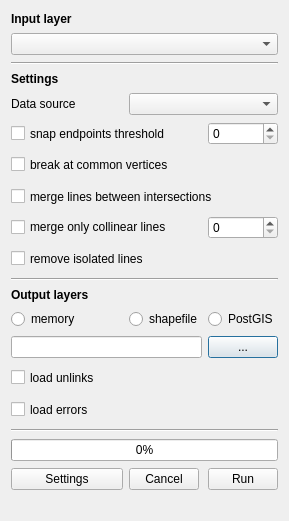
Qt form road_network_cleaner_dialog_base.ui (spacesyntax/Rcl-topology-cleaner) before a commit.
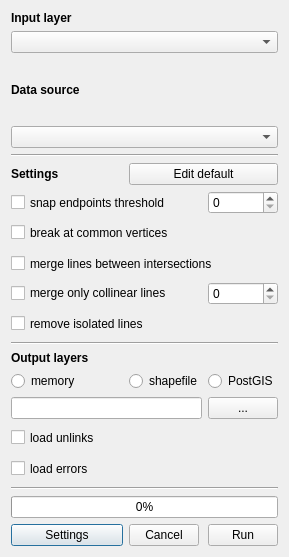
The same form after that commit.

```diff
--- a/road_network_cleaner_dialog_base.ui
+++ b/road_network_cleaner_dialog_base.ui
@@ -7,7 +7,7 @@
     <x>0</x>
     <y>0</y>
     <width>289</width>
-    <height>521</height>
+    <height>557</height>
    </rect>
   </property>
   <property name="minimumSize">
@@ -25,14 +25,8 @@
      <property name="sizeConstraint">
       <enum>QLayout::SetMinimumSize</enum>
      </property>
-     <item row="17" column="0" colspan="3">
-      <widget class="QLabel" name="label_4">
-       <property name="sizePolicy">
-        <sizepolicy hsizetype="MinimumExpanding" vsizetype="Fixed">
-         <horstretch>0</horstretch>
-         <verstretch>0</verstretch>
-        </sizepolicy>
-       </property>
+     <item row="2" column="0" colspan="2">
+      <widget class="QLabel" name="label_5">
        <property name="font">
         <font>
          <weight>75</weight>
@@ -40,90 +34,186 @@
         </font>
        </property>
        <property name="text">
-        <string>Output layers</string>
+        <string>Data source</string>
        </property>
       </widget>
      </item>
-     <item row="18" column="2">
-      <widget class="QRadioButton" name="postgisRadioButton">
+     <item row="38" column="0">
+      <widget class="QPushButton" name="settingsButton">
        <property name="text">
-        <string>PostGIS</string>
+        <string>Settings</string>
        </property>
       </widget>
      </item>
-     <item row="18" column="0">
-      <widget class="QRadioButton" name="memoryRadioButton">
-       <property name="text">
-        <string>memory</string>
-       </property>
-      </widget>
-     </item>
-     <item row="3" column="0" colspan="3">
-      <widget class="Line" name="line_3">
-       <property name="orientation">
-        <enum>Qt::Horizontal</enum>
-       </property>
-      </widget>
-     </item>
-     <item row="1" column="0" colspan="3">
-      <widget class="QComboBox" name="inputCombo">
+     <item row="38" column="1">
+      <widget class="QPushButton" name="cancelButton">
        <property name="sizePolicy">
-        <sizepolicy hsizetype="MinimumExpanding" vsizetype="Fixed">
+        <sizepolicy hsizetype="Fixed" vsizetype="Fixed">
          <horstretch>0</horstretch>
          <verstretch>0</verstretch>
         </sizepolicy>
        </property>
-      </widget>
-     </item>
-     <item row="30" column="0" colspan="3">
-      <widget class="Line" name="line_2">
-       <property name="orientation">
-        <enum>Qt::Horizontal</enum>
+       <property name="maximumSize">
+        <size>
+         <width>70</width>
+         <height>16777215</height>
+        </size>
        </property>
+       <property name="text">
+        <string>Cancel</string>
+       </property>
       </widget>
      </item>
-     <item row="25" column="0" colspan="2">
-      <widget class="QLineEdit" name="outputCleaned">
-       <property name="enabled">
-        <bool>true</bool>
-       </property>
+     <item row="12" column="0" colspan="2">
+      <widget class="QCheckBox" name="snapCheckBox">
        <property name="sizePolicy">
         <sizepolicy hsizetype="Minimum" vsizetype="Fixed">
          <horstretch>0</horstretch>
          <verstretch>0</verstretch>
         </sizepolicy>
        </property>
+       <property name="maximumSize">
+        <size>
+         <width>16777215</width>
+         <height>25</height>
+        </size>
+       </property>
+       <property name="text">
+        <string>snap endpoints threshold</string>
+       </property>
       </widget>
      </item>
-     <item row="32" column="0" colspan="3">
-      <widget class="QProgressBar" name="cleaningProgress">
+     <item row="12" column="2">
+      <widget class="QSpinBox" name="snapSpinBox">
+       <property name="maximumSize">
+        <size>
+         <width>70</width>
+         <height>16777215</height>
+        </size>
+       </property>
+      </widget>
+     </item>
+     <item row="16" column="2">
+      <widget class="QLabel" name="label_3">
+       <property name="text">
+        <string/>
+       </property>
+      </widget>
+     </item>
+     <item row="13" column="0" colspan="2">
+      <widget class="QCheckBox" name="breakCheckBox">
        <property name="sizePolicy">
-        <sizepolicy hsizetype="MinimumExpanding" vsizetype="Fixed">
+        <sizepolicy hsizetype="Minimum" vsizetype="Preferred">
          <horstretch>0</horstretch>
          <verstretch>0</verstretch>
         </sizepolicy>
        </property>
-       <property name="value">
-        <number>0</number>
+       <property name="minimumSize">
+        <size>
+         <width>0</width>
+         <height>25</height>
+        </size>
+       </property>
+       <property name="maximumSize">
+        <size>
+         <width>16777215</width>
+         <height>25</height>
+        </size>
+       </property>
+       <property name="text">
+        <string>break at common vertices</string>
+       </property>
+      </widget>
+     </item>
+     <item row="13" column="2">
+      <widget class="QLabel" name="label_7">
+       <property name="text">
+        <string/>
+       </property>
+      </widget>
+     </item>
+     <item row="16" column="0" colspan="2">
+      <widget class="QCheckBox" name="orphansCheckBox">
+       <property name="minimumSize">
+        <size>
+         <width>0</width>
+         <height>25</height>
+        </size>
+       </property>
+       <property name="maximumSize">
+        <size>
+         <width>16777215</width>
+         <height>25</height>
+        </size>
+       </property>
+       <property name="text">
+        <string>remove isolated lines</string>
        </property>
       </widget>
      </item>
      <item row="14" column="0" colspan="3">
-      <widget class="Line" name="line">
-       <property name="orientation">
-        <enum>Qt::Horizontal</enum>
+      <widget class="QCheckBox" name="mergeCheckBox">
+       <property name="minimumSize">
+        <size>
+         <width>0</width>
+         <height>25</height>
+        </size>
        </property>
+       <property name="maximumSize">
+        <size>
+         <width>16777215</width>
+         <height>25</height>
+        </size>
+       </property>
+       <property name="text">
+        <string>merge lines between intersections</string>
+       </property>
       </widget>
      </item>
-     <item row="18" column="1">
-      <widget class="QRadioButton" name="shpRadioButton">
+     <item row="15" column="2">
+      <widget class="QSpinBox" name="angleSpinBox"/>
+     </item>
+     <item row="15" column="0" colspan="2">
+      <widget class="QCheckBox" name="mergeCollinearCheckBox">
        <property name="text">
-        <string>shapefile</string>
+        <string>merge only collinear lines</string>
        </property>
       </widget>
      </item>
-     <item row="25" column="2">
-      <widget class="QPushButton" name="browseCleaned">
+     <item row="31" column="0" colspan="3">
+      <widget class="QCheckBox" name="errorsCheckBox">
+       <property name="sizePolicy">
+        <sizepolicy hsizetype="Minimum" vsizetype="Fixed">
+         <horstretch>0</horstretch>
+         <verstretch>0</verstretch>
+        </sizepolicy>
+       </property>
+       <property name="minimumSize">
+        <size>
+         <width>0</width>
+         <height>25</height>
+        </size>
+       </property>
+       <property name="text">
+        <string>load errors</string>
+       </property>
+      </widget>
+     </item>
+     <item row="30" column="0" colspan="3">
+      <widget class="QCheckBox" name="unlinksCheckBox">
+       <property name="minimumSize">
+        <size>
+         <width>0</width>
+         <height>25</height>
+        </size>
+       </property>
+       <property name="text">
+        <string>load unlinks</string>
+       </property>
+      </widget>
+     </item>
+     <item row="38" column="2">
+      <widget class="QPushButton" name="cleanButton">
        <property name="sizePolicy">
         <sizepolicy hsizetype="MinimumExpanding" vsizetype="Fixed">
          <horstretch>0</horstretch>
@@ -137,7 +227,7 @@
         </size>
        </property>
        <property name="text">
-        <string>...</string>
+        <string>Run</string>
        </property>
       </widget>
      </item>
@@ -160,8 +250,105 @@
        </property>
       </widget>
      </item>
+     <item row="29" column="2">
+      <widget class="QPushButton" name="browseCleaned">
+       <property name="sizePolicy">
+        <sizepolicy hsizetype="MinimumExpanding" vsizetype="Fixed">
+         <horstretch>0</horstretch>
+         <verstretch>0</verstretch>
+        </sizepolicy>
+       </property>
+       <property name="maximumSize">
+        <size>
+         <width>70</width>
+         <height>16777215</height>
+        </size>
+       </property>
+       <property name="text">
+        <string>...</string>
+       </property>
+      </widget>
+     </item>
+     <item row="22" column="1">
+      <widget class="QRadioButton" name="shpRadioButton">
+       <property name="text">
+        <string>shapefile</string>
+       </property>
+      </widget>
+     </item>
+     <item row="18" column="0" colspan="3">
+      <widget class="Line" name="line">
+       <property name="orientation">
+        <enum>Qt::Horizontal</enum>
+       </property>
+      </widget>
+     </item>
+     <item row="36" column="0" colspan="3">
+      <widget class="QProgressBar" name="cleaningProgress">
+       <property name="sizePolicy">
+        <sizepolicy hsizetype="MinimumExpanding" vsizetype="Fixed">
+         <horstretch>0</horstretch>
+         <verstretch>0</verstretch>
+        </sizepolicy>
+       </property>
+       <property name="value">
+        <number>0</number>
+       </property>
+      </widget>
+     </item>
+     <item row="29" column="0" colspan="2">
+      <widget class="QLineEdit" name="outputCleaned">
+       <property name="enabled">
+        <bool>true</bool>
+       </property>
+       <property name="sizePolicy">
+        <sizepolicy hsizetype="Minimum" vsizetype="Fixed">
+         <horstretch>0</horstretch>
+         <verstretch>0</verstretch>
+        </sizepolicy>
+       </property>
+      </widget>
+     </item>
+     <item row="34" column="0" colspan="3">
+      <widget class="Line" name="line_2">
+       <property name="orientation">
+        <enum>Qt::Horizontal</enum>
+       </property>
+      </widget>
+     </item>
+     <item row="1" column="0" colspan="3">
+      <widget class="QComboBox" name="inputCombo">
+       <property name="sizePolicy">
+        <sizepolicy hsizetype="MinimumExpanding" vsizetype="Fixed">
+         <horstretch>0</horstretch>
+         <verstretch>0</verstretch>
+        </sizepolicy>
+       </property>
+      </widget>
+     </item>
      <item row="4" column="0" colspan="3">
-      <widget class="QLabel" name="label_2">
+      <widget class="Line" name="line_3">
+       <property name="orientation">
+        <enum>Qt::Horizontal</enum>
+       </property>
+      </widget>
+     </item>
+     <item row="22" column="0">
+      <widget class="QRadioButton" name="memoryRadioButton">
+       <property name="text">
+        <string>memory</string>
+       </property>
+      </widget>
+     </item>
+     <item row="22" column="2">
+      <widget class="QRadioButton" name="postgisRadioButton">
+       <property name="text">
+        <string>PostGIS</string>
+       </property>
+      </widget>
+     </item>
+     <item row="21" column="0" colspan="3">
+      <widget class="QLabel" name="label_4">
        <property name="sizePolicy">
         <sizepolicy hsizetype="MinimumExpanding" vsizetype="Fixed">
          <horstretch>0</horstretch>
@@ -175,213 +362,39 @@
         </font>
        </property>
        <property name="text">
-        <string>Settings</string>
+        <string>Output layers</string>
        </property>
       </widget>
      </item>
-     <item row="34" column="2">
-      <widget class="QPushButton" name="cleanButton">
-       <property name="sizePolicy">
-        <sizepolicy hsizetype="MinimumExpanding" vsizetype="Fixed">
-         <horstretch>0</horstretch>
-         <verstretch>0</verstretch>
-        </sizepolicy>
-       </property>
-       <property name="maximumSize">
-        <size>
-         <width>70</width>
-         <height>16777215</height>
-        </size>
-       </property>
-       <property name="text">
-        <string>Run</string>
-       </property>
-      </widget>
-     </item>
-     <item row="26" column="0" colspan="3">
-      <widget class="QCheckBox" name="unlinksCheckBox">
-       <property name="minimumSize">
-        <size>
-         <width>0</width>
-         <height>25</height>
-        </size>
-       </property>
-       <property name="text">
-        <string>load unlinks</string>
-       </property>
-      </widget>
-     </item>
-     <item row="27" column="0" colspan="3">
-      <widget class="QCheckBox" name="errorsCheckBox">
-       <property name="sizePolicy">
-        <sizepolicy hsizetype="Minimum" vsizetype="Fixed">
-         <horstretch>0</horstretch>
-         <verstretch>0</verstretch>
-        </sizepolicy>
-       </property>
-       <property name="minimumSize">
-        <size>
-         <width>0</width>
-         <height>25</height>
-        </size>
-       </property>
-       <property name="text">
-        <string>load errors</string>
-       </property>
-      </widget>
-     </item>
-     <item row="11" column="0" colspan="2">
-      <widget class="QCheckBox" name="mergeCollinearCheckBox">
-       <property name="text">
-        <string>merge only collinear lines</string>
-       </property>
-      </widget>
-     </item>
-     <item row="11" column="2">
-      <widget class="QSpinBox" name="angleSpinBox"/>
-     </item>
-     <item row="10" column="0" colspan="3">
-      <widget class="QCheckBox" name="mergeCheckBox">
-       <property name="minimumSize">
-        <size>
-         <width>0</width>
-         <height>25</height>
-        </size>
-       </property>
-       <property name="maximumSize">
-        <size>
-         <width>16777215</width>
-         <height>25</height>
-        </size>
-       </property>
-       <property name="text">
-        <string>merge lines between intersections</string>
-       </property>
-      </widget>
-     </item>
-     <item row="12" column="0" colspan="2">
-      <widget class="QCheckBox" name="orphansCheckBox">
-       <property name="minimumSize">
-        <size>
-         <width>0</width>
-         <height>25</height>
-        </size>
-       </property>
-       <property name="maximumSize">
-        <size>
-         <width>16777215</width>
-         <height>25</height>
-        </size>
-       </property>
-       <property name="text">
-        <string>remove isolated lines</string>
-       </property>
-      </widget>
-     </item>
-     <item row="9" column="2">
-      <widget class="QLabel" name="label_7">
-       <property name="text">
-        <string/>
-       </property>
-      </widget>
-     </item>
-     <item row="9" column="0" colspan="2">
-      <widget class="QCheckBox" name="breakCheckBox">
-       <property name="sizePolicy">
-        <sizepolicy hsizetype="Minimum" vsizetype="Preferred">
-         <horstretch>0</horstretch>
-         <verstretch>0</verstretch>
-        </sizepolicy>
-       </property>
-       <property name="minimumSize">
-        <size>
-         <width>0</width>
-         <height>25</height>
-        </size>
-       </property>
-       <property name="maximumSize">
-        <size>
-         <width>16777215</width>
-         <height>25</height>
-        </size>
-       </property>
-       <property name="text">
-        <string>break at common vertices</string>
-       </property>
-      </widget>
-     </item>
-     <item row="5" column="1" colspan="2">
+     <item row="3" column="0" colspan="3">
       <widget class="QComboBox" name="dataSourceCombo"/>
      </item>
-     <item row="12" column="2">
-      <widget class="QLabel" name="label_3">
-       <property name="text">
-        <string/>
-       </property>
-      </widget>
-     </item>
-     <item row="8" column="2">
-      <widget class="QSpinBox" name="snapSpinBox">
-       <property name="maximumSize">
-        <size>
-         <width>70</width>
-         <height>16777215</height>
-        </size>
-       </property>
-      </widget>
-     </item>
-     <item row="8" column="0" colspan="2">
-      <widget class="QCheckBox" name="snapCheckBox">
-       <property name="sizePolicy">
-        <sizepolicy hsizetype="Minimum" vsizetype="Fixed">
-         <horstretch>0</horstretch>
-         <verstretch>0</verstretch>
-        </sizepolicy>
-       </property>
-       <property name="maximumSize">
-        <size>
-         <width>16777215</width>
-         <height>25</height>
-        </size>
-       </property>
-       <property name="text">
-        <string>snap endpoints threshold</string>
-       </property>
-      </widget>
-     </item>
      <item row="5" column="0">
-      <widget class="QLabel" name="label_5">
-       <property name="text">
-        <string>Data source</string>
-       </property>
-      </widget>
-     </item>
-     <item row="34" column="1">
-      <widget class="QPushButton" name="cancelButton">
+      <widget class="QLabel" name="label_2">
        <property name="sizePolicy">
-        <sizepolicy hsizetype="Fixed" vsizetype="Fixed">
+        <sizepolicy hsizetype="MinimumExpanding" vsizetype="Fixed">
          <horstretch>0</horstretch>
          <verstretch>0</verstretch>
         </sizepolicy>
        </property>
-       <property name="maximumSize">
-        <size>
-         <width>70</width>
-         <height>16777215</height>
-        </size>
+       <property name="font">
+        <font>
+         <weight>75</weight>
+         <bold>true</bold>
+        </font>
        </property>
-       <property name="text">
-        <string>Cancel</string>
-       </property>
-      </widget>
-     </item>
-     <item row="34" column="0">
-      <widget class="QPushButton" name="settingsButton">
        <property name="text">
         <string>Settings</string>
        </property>
       </widget>
      </item>
+     <item row="5" column="1" colspan="2">
+      <widget class="QPushButton" name="editDefaultButton">
+       <property name="text">
+        <string>Edit default</string>
+       </property>
+      </widget>
+     </item>
     </layout>
    </item>
   </layout>
```
